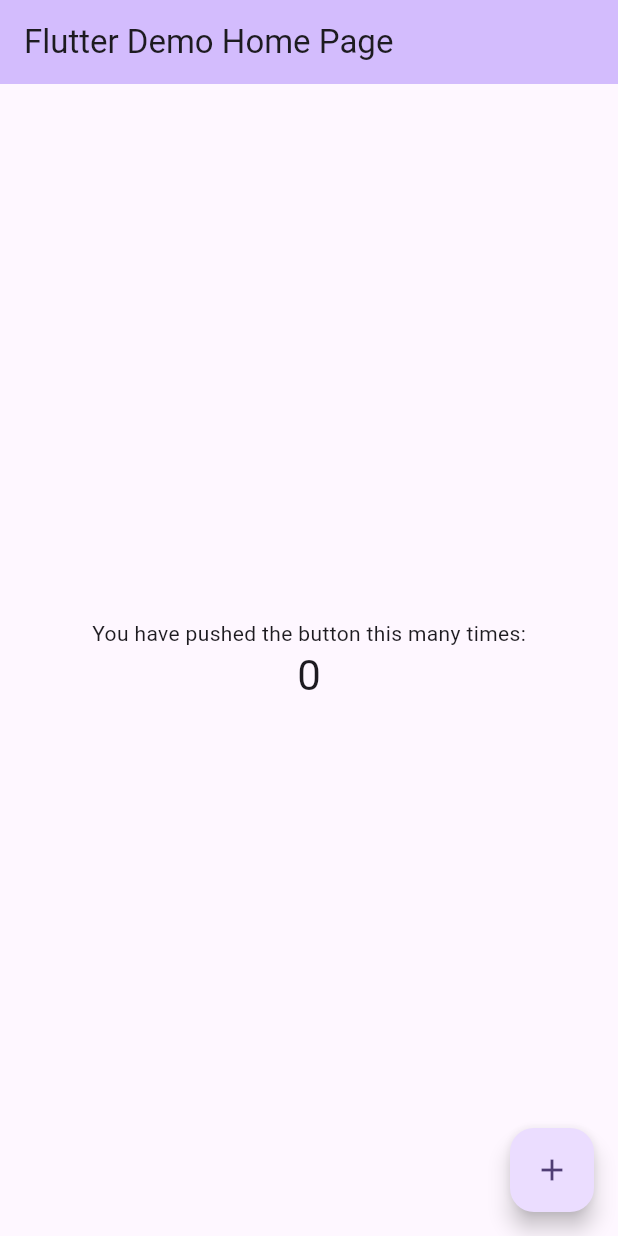
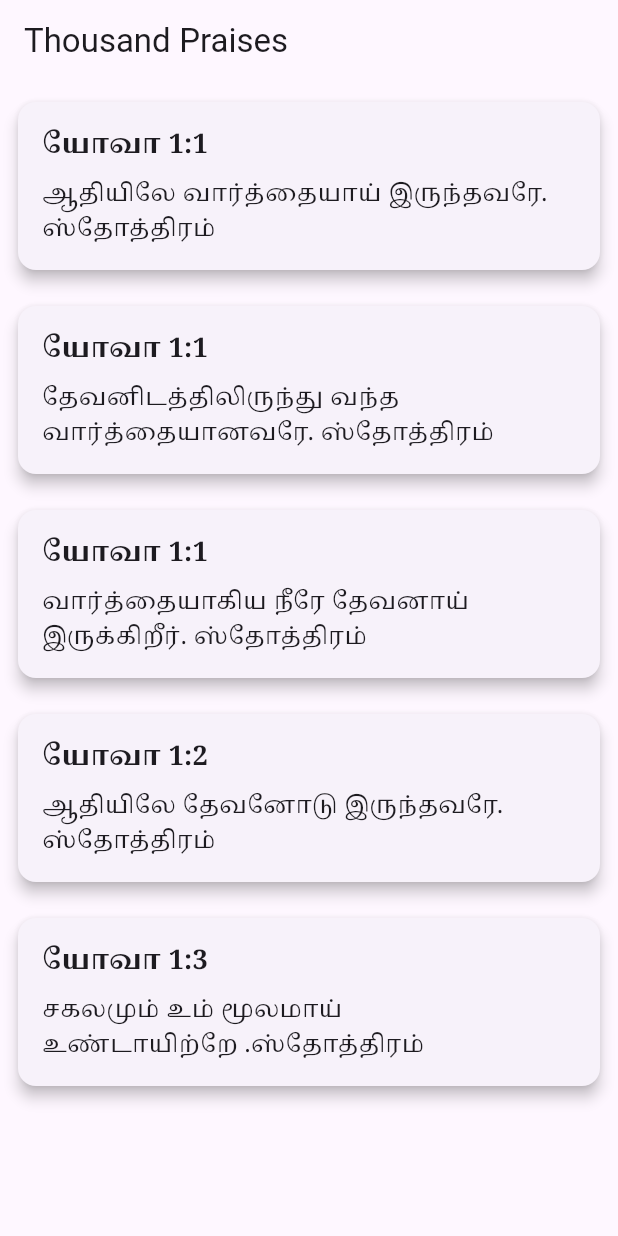
Before and after one commit to johnwesly08/thousand_praises, a Flutter app: the screen it shows after launch, on a phone screen of 412 x 824 dp. Run offline on Flutter 3.47's test engine with Material 3 defaults, Android fonts, the phone set to English and light mode, and no system bars; our stand-ins replace google_fonts.

Commit message:
Package Update

```diff
--- /dev/null
+++ b/assets/praises.json
@@ -0,0 +1,22 @@
+[
+  {
+    "reference" : "யோவா 1:1",
+    "praise" : "ஆதியிலே வார்த்தையாய் இருந்தவரே. ஸ்தோத்திரம் "
+  },
+  {
+    "reference" : "யோவா 1:1",
+    "praise" : "தேவனிடத்திலிருந்து வந்த வார்த்தையானவரே. ஸ்தோத்திரம் "
+  },
+  {
+    "reference" : "யோவா 1:1",
+    "praise" : "வார்த்தையாகிய நீரே தேவனாய் இருக்கிறீர். ஸ்தோத்திரம்  "
+  },
+  {
+    "reference" : "யோவா 1:2",
+    "praise" : "ஆதியிலே தேவனோடு இருந்தவரே. ஸ்தோத்திரம் "
+  },
+  {
+    "reference" : "யோவா 1:3",
+    "praise" : "சகலமும் உம் மூலமாய் உண்டாயிற்றே .ஸ்தோத்திரம் "
+  }
+]
--- a/lib/main.dart
+++ b/lib/main.dart
@@ -1,122 +1,85 @@
+import 'dart:convert';
+import 'package:flutter/services.dart';
 import 'package:flutter/material.dart';
+import 'package:google_fonts/google_fonts.dart';
 
 void main() {
-  runApp(const MyApp());
+  runApp(ThousandPraiseApp());
 }
 
-class MyApp extends StatelessWidget {
-  const MyApp({super.key});
-
-  // This widget is the root of your application.
+class ThousandPraiseApp extends StatelessWidget {
   @override
   Widget build(BuildContext context) {
     return MaterialApp(
-      title: 'Flutter Demo',
+      title: 'Thousand Praises',
+      debugShowCheckedModeBanner: false,
       theme: ThemeData(
-        // This is the theme of your application.
-        //
-        // TRY THIS: Try running your application with "flutter run". You'll see
-        // the application has a purple toolbar. Then, without quitting the app,
-        // try changing the seedColor in the colorScheme below to Colors.green
-        // and then invoke "hot reload" (save your changes or press the "hot
-        // reload" button in a Flutter-supported IDE, or press "r" if you used
-        // the command line to start the app).
-        //
-        // Notice that the counter didn't reset back to zero; the application
-        // state is not lost during the reload. To reset the state, use hot
-        // restart instead.
-        //
-        // This works for code too, not just values: Most code changes can be
-        // tested with just a hot reload.
-        colorScheme: ColorScheme.fromSeed(seedColor: Colors.deepPurple),
+        primarySwatch: Colors.deepPurple,
+        textTheme: GoogleFonts.notoSerifTamilTextTheme(),
       ),
-      home: const MyHomePage(title: 'Flutter Demo Home Page'),
+      home: PraiseListScreen(),
     );
   }
 }
 
-class MyHomePage extends StatefulWidget {
-  const MyHomePage({super.key, required this.title});
+class PraiseListScreen extends StatefulWidget {
+  @override
+  _PraiseListScreenState createState() => _PraiseListScreenState();
+}
 
-  // This widget is the home page of your application. It is stateful, meaning
-  // that it has a State object (defined below) that contains fields that affect
-  // how it looks.
-
-  // This class is the configuration for the state. It holds the values (in this
-  // case the title) provided by the parent (in this case the App widget) and
-  // used by the build method of the State. Fields in a Widget subclass are
-  // always marked "final".
-
-  final String title;
+class _PraiseListScreenState extends State<PraiseListScreen> {
+  List<dynamic> _praises = [];
 
   @override
-  State<MyHomePage> createState() => _MyHomePageState();
-}
+  void initState() {
+    super.initState();
+    loadPraises();
+  }
 
-class _MyHomePageState extends State<MyHomePage> {
-  int _counter = 0;
-
-  void _incrementCounter() {
+  Future<void> loadPraises() async {
+    final String jsonString = await rootBundle.loadString('assets/praises.json');
+    final List<dynamic> jsonData = json.decode(jsonString);
     setState(() {
-      // This call to setState tells the Flutter framework that something has
-      // changed in this State, which causes it to rerun the build method below
-      // so that the display can reflect the updated values. If we changed
-      // _counter without calling setState(), then the build method would not be
-      // called again, and so nothing would appear to happen.
-      _counter++;
+      _praises = jsonData;
     });
   }
 
   @override
   Widget build(BuildContext context) {
-    // This method is rerun every time setState is called, for instance as done
-    // by the _incrementCounter method above.
-    //
-    // The Flutter framework has been optimized to make rerunning build methods
-    // fast, so that you can just rebuild anything that needs updating rather
-    // than having to individually change instances of widgets.
     return Scaffold(
       appBar: AppBar(
-        // TRY THIS: Try changing the color here to a specific color (to
-        // Colors.amber, perhaps?) and trigger a hot reload to see the AppBar
-        // change color while the other colors stay the same.
-        backgroundColor: Theme.of(context).colorScheme.inversePrimary,
-        // Here we take the value from the MyHomePage object that was created by
-        // the App.build method, and use it to set our appbar title.
-        title: Text(widget.title),
+        title: Text('Thousand Praises'),
       ),
-      body: Center(
-        // Center is a layout widget. It takes a single child and positions it
-        // in the middle of the parent.
-        child: Column(
-          // Column is also a layout widget. It takes a list of children and
-          // arranges them vertically. By default, it sizes itself to fit its
-          // children horizontally, and tries to be as tall as its parent.
-          //
-          // Column has various properties to control how it sizes itself and
-          // how it positions its children. Here we use mainAxisAlignment to
-          // center the children vertically; the main axis here is the vertical
-          // axis because Columns are vertical (the cross axis would be
-          // horizontal).
-          //
-          // TRY THIS: Invoke "debug painting" (choose the "Toggle Debug Paint"
-          // action in the IDE, or press "p" in the console), to see the
-          // wireframe for each widget.
-          mainAxisAlignment: MainAxisAlignment.center,
-          children: <Widget>[
-            const Text('You have pushed the button this many times:'),
-            Text(
-              '$_counter',
-              style: Theme.of(context).textTheme.headlineMedium,
+      body: _praises.isEmpty ? Center(child: CircularProgressIndicator()) : ListView.builder(
+        itemCount: _praises.length,
+        itemBuilder: (context, index) {
+          final praise = _praises[index];
+          return Card(
+            margin: EdgeInsets.all(12),
+            shape: RoundedRectangleBorder(
+              borderRadius: BorderRadius.circular(12),
             ),
-          ],
-        ),
+            elevation: 4,
+            child: Padding(
+              padding: const EdgeInsets.all(16.0),
+              child: Column(
+                crossAxisAlignment: CrossAxisAlignment.start,
+                children: [
+                  Text(
+                    praise['reference'],
+                    style: TextStyle(fontSize: 18, fontWeight: FontWeight.bold),
+                  ),
+                  SizedBox(height: 8),
+                  Text(
+                    praise['praise'],
+                    style: TextStyle(fontSize: 16),
+                  ),
+                ],
+              ),
+            ),
+          );
+        },
       ),
-      floatingActionButton: FloatingActionButton(
-        onPressed: _incrementCounter,
-        tooltip: 'Increment',
-        child: const Icon(Icons.add),
-      ), // This trailing comma makes auto-formatting nicer for build methods.
     );
   }
 }
```
Also changed, not shown: pubspec.yaml (+7 -0 lines), pubspec.lock, 2 other files.
